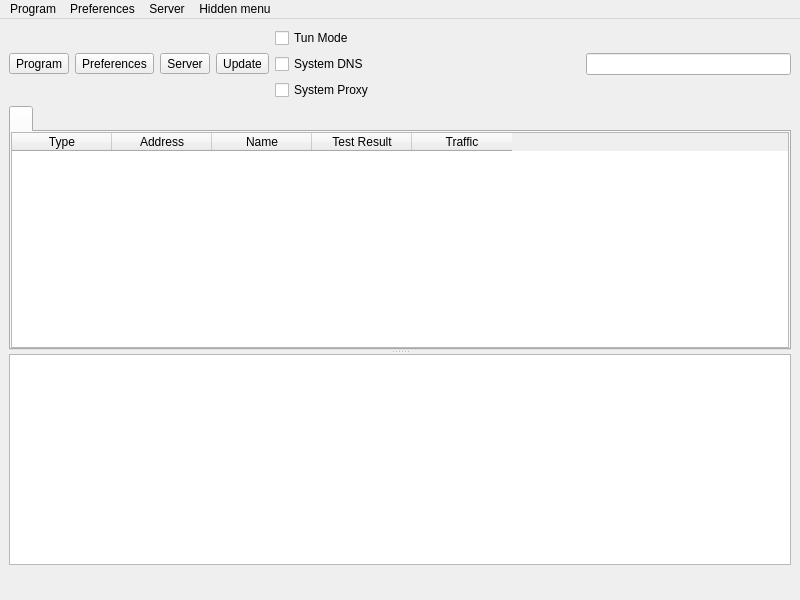
Above: include/ui/mainwindow.ui from shengmo0210/nekoray before the change. Below: the same form after it.
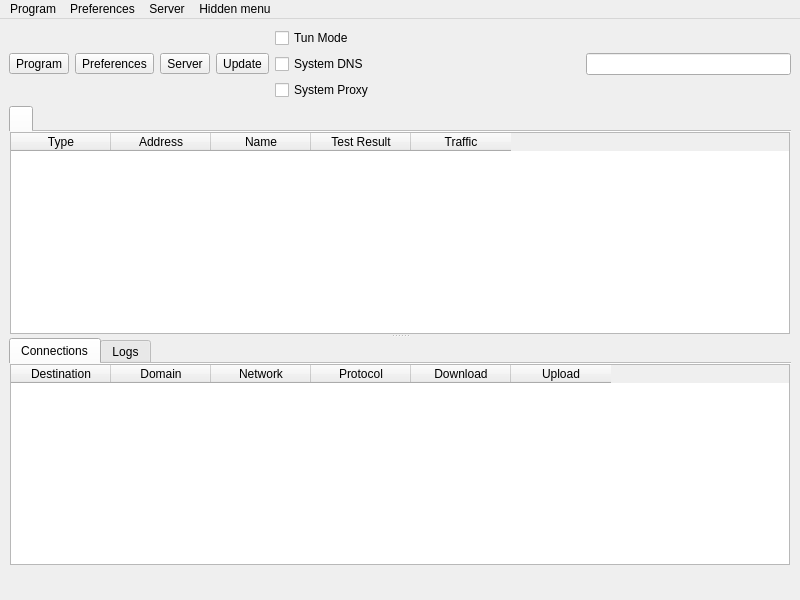
That is the form after the change. Icons and pictures are not drawn. Custom widgets are drawn as their Qt base class.

Commit message: Add Connection list && Improve QTable performace

What changed in the file:
```diff
--- a/include/ui/mainwindow.ui
+++ b/include/ui/mainwindow.ui
@@ -173,6 +173,9 @@
        <property name="currentIndex">
         <number>0</number>
        </property>
+       <property name="documentMode">
+        <bool>true</bool>
+       </property>
        <property name="movable">
         <bool>true</bool>
        </property>
@@ -182,13 +185,13 @@
         </attribute>
         <layout class="QGridLayout" name="gridLayout_2">
          <property name="leftMargin">
-          <number>0</number>
+          <number>1</number>
          </property>
          <property name="topMargin">
           <number>0</number>
          </property>
          <property name="rightMargin">
-          <number>0</number>
+          <number>1</number>
          </property>
          <property name="bottomMargin">
           <number>0</number>
@@ -279,13 +282,149 @@
             <number>0</number>
            </property>
            <item>
-            <widget class="QTextBrowser" name="masterLogBrowser">
-             <property name="contextMenuPolicy">
-              <enum>Qt::ContextMenuPolicy::CustomContextMenu</enum>
+            <widget class="QTabWidget" name="stats_widget">
+             <property name="autoFillBackground">
+              <bool>true</bool>
              </property>
-             <property name="openLinks">
+             <property name="tabPosition">
+              <enum>QTabWidget::TabPosition::North</enum>
+             </property>
+             <property name="tabShape">
+              <enum>QTabWidget::TabShape::Rounded</enum>
+             </property>
+             <property name="currentIndex">
+              <number>0</number>
+             </property>
+             <property name="elideMode">
+              <enum>Qt::TextElideMode::ElideNone</enum>
+             </property>
+             <property name="usesScrollButtons">
+              <bool>true</bool>
+             </property>
+             <property name="documentMode">
+              <bool>true</bool>
+             </property>
+             <property name="tabsClosable">
               <bool>false</bool>
              </property>
+             <property name="movable">
+              <bool>false</bool>
+             </property>
+             <property name="tabBarAutoHide">
+              <bool>false</bool>
+             </property>
+             <widget class="QWidget" name="connections_tab">
+              <attribute name="title">
+               <string>Connections</string>
+              </attribute>
+              <layout class="QHBoxLayout" name="horizontalLayout_4">
+               <property name="spacing">
+                <number>0</number>
+               </property>
+               <property name="sizeConstraint">
+                <enum>QLayout::SizeConstraint::SetDefaultConstraint</enum>
+               </property>
+               <property name="leftMargin">
+                <number>1</number>
+               </property>
+               <property name="topMargin">
+                <number>0</number>
+               </property>
+               <property name="rightMargin">
+                <number>1</number>
+               </property>
+               <property name="bottomMargin">
+                <number>0</number>
+               </property>
+               <item>
+                <widget class="QTableWidget" name="connections">
+                 <property name="autoFillBackground">
+                  <bool>false</bool>
+                 </property>
+                 <column>
+                  <property name="text">
+                   <string>Destination</string>
+                  </property>
+                  <property name="toolTip">
+                   <string>Click To Disable Sorting</string>
+                  </property>
+                 </column>
+                 <column>
+                  <property name="text">
+                   <string>Domain</string>
+                  </property>
+                  <property name="toolTip">
+                   <string>Click To Sort By Domain</string>
+                  </property>
+                 </column>
+                 <column>
+                  <property name="text">
+                   <string>Network</string>
+                  </property>
+                 </column>
+                 <column>
+                  <property name="text">
+                   <string>Protocol</string>
+                  </property>
+                 </column>
+                 <column>
+                  <property name="text">
+                   <string>Download</string>
+                  </property>
+                  <property name="toolTip">
+                   <string>Click To Sort By Download</string>
+                  </property>
+                 </column>
+                 <column>
+                  <property name="text">
+                   <string>Upload</string>
+                  </property>
+                  <property name="toolTip">
+                   <string>Click To Sort By Upload</string>
+                  </property>
+                 </column>
+                </widget>
+               </item>
+              </layout>
+             </widget>
+             <widget class="QWidget" name="Logs">
+              <property name="enabled">
+               <bool>true</bool>
+              </property>
+              <attribute name="title">
+               <string>Logs</string>
+              </attribute>
+              <layout class="QHBoxLayout" name="horizontalLayout_3" stretch="0">
+               <property name="spacing">
+                <number>0</number>
+               </property>
+               <property name="sizeConstraint">
+                <enum>QLayout::SizeConstraint::SetDefaultConstraint</enum>
+               </property>
+               <property name="leftMargin">
+                <number>1</number>
+               </property>
+               <property name="topMargin">
+                <number>0</number>
+               </property>
+               <property name="rightMargin">
+                <number>1</number>
+               </property>
+               <property name="bottomMargin">
+                <number>0</number>
+               </property>
+               <item>
+                <widget class="QTextBrowser" name="masterLogBrowser">
+                 <property name="contextMenuPolicy">
+                  <enum>Qt::ContextMenuPolicy::CustomContextMenu</enum>
+                 </property>
+                 <property name="openLinks">
+                  <bool>false</bool>
+                 </property>
+                </widget>
+               </item>
+              </layout>
+             </widget>
             </widget>
            </item>
           </layout>
```
The commit also changes 16 other files.
